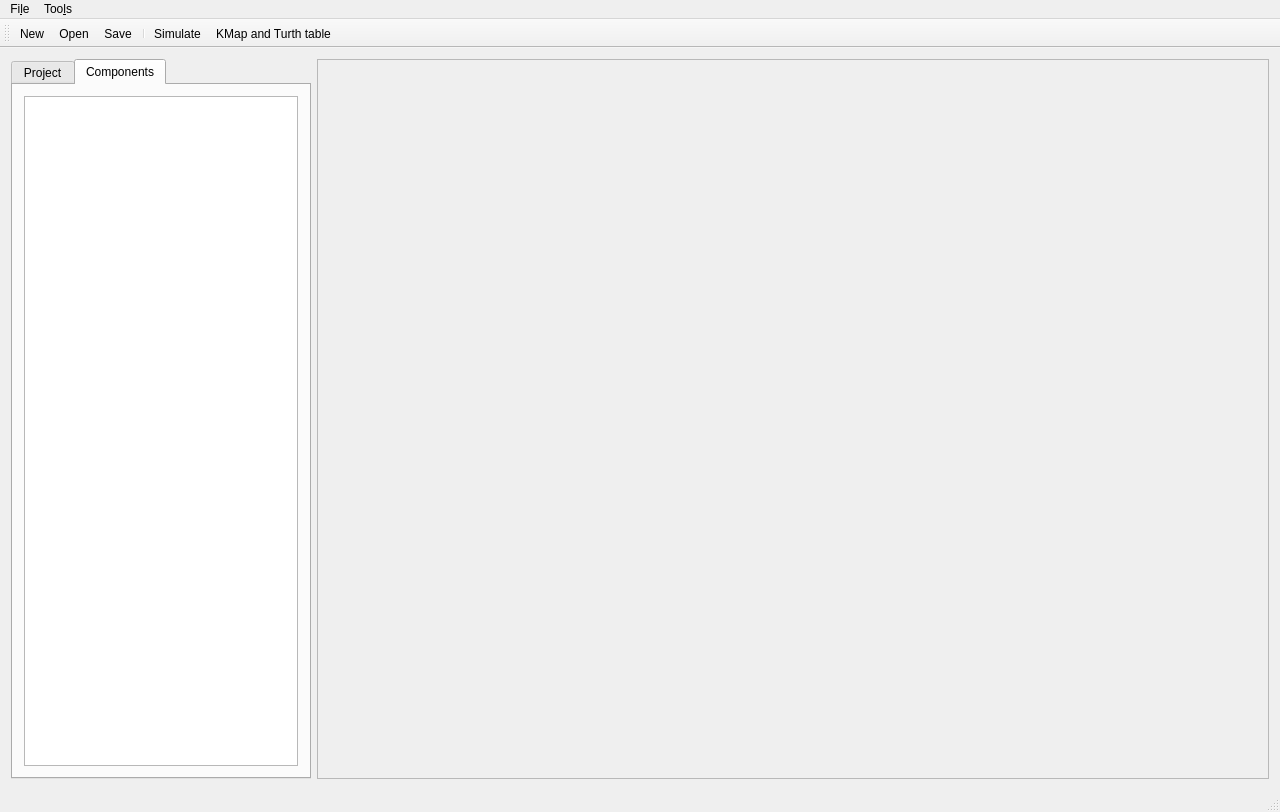
This is src/mainwindow.ui in Sefrwahed/LogicSim as Qt 5 draws it before an edit. The edited form follows.
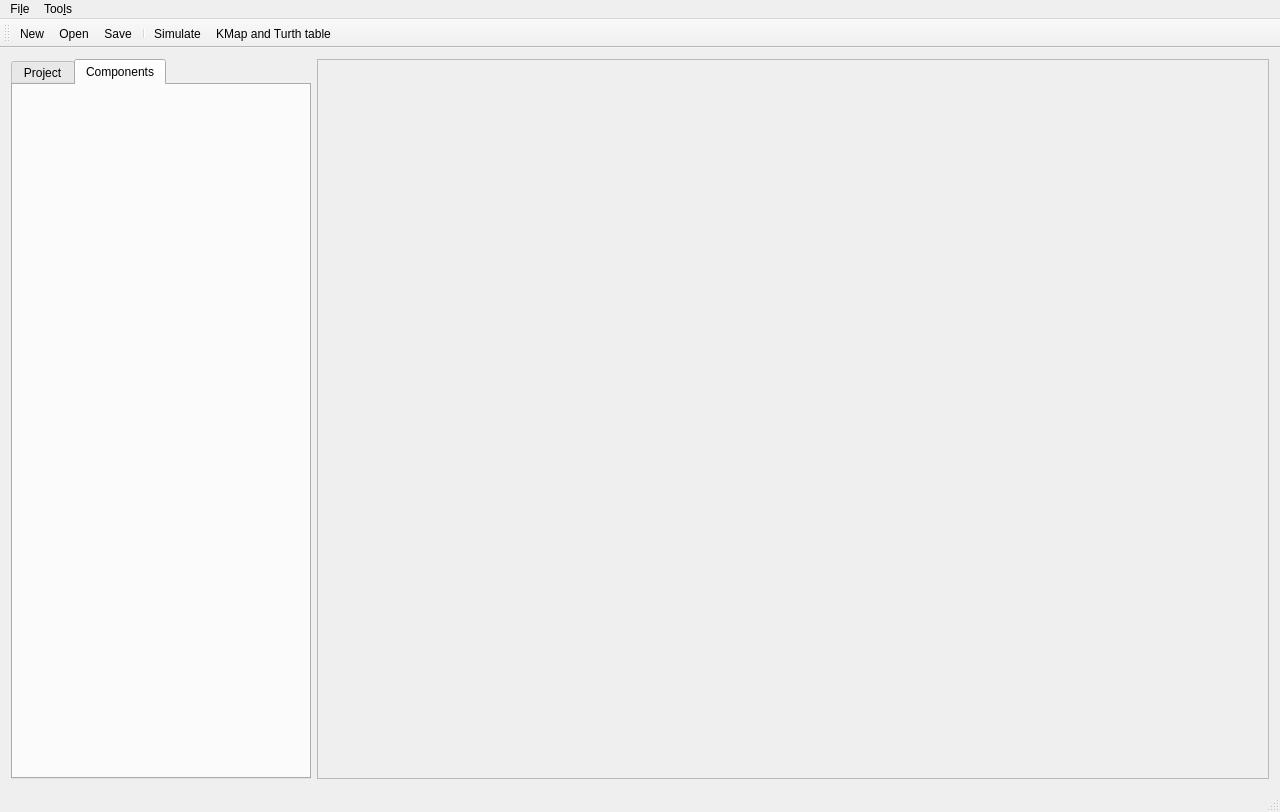
This is the edited form. Icons and pictures are not drawn.

The edit to the form file:
```diff
--- a/src/mainwindow.ui
+++ b/src/mainwindow.ui
@@ -44,9 +44,9 @@
         <attribute name="title">
          <string>Components</string>
         </attribute>
-        <layout class="QGridLayout" name="gridLayout_3">
-         <item row="0" column="0">
-          <widget class="QTableWidget" name="tableWidget"/>
+        <layout class="QVBoxLayout" name="verticalLayout">
+         <item>
+          <layout class="QGridLayout" name="gridLayout_3"/>
          </item>
         </layout>
        </widget>
```
Left out of the diff: 2 changed lines with no effect on the pictures.
